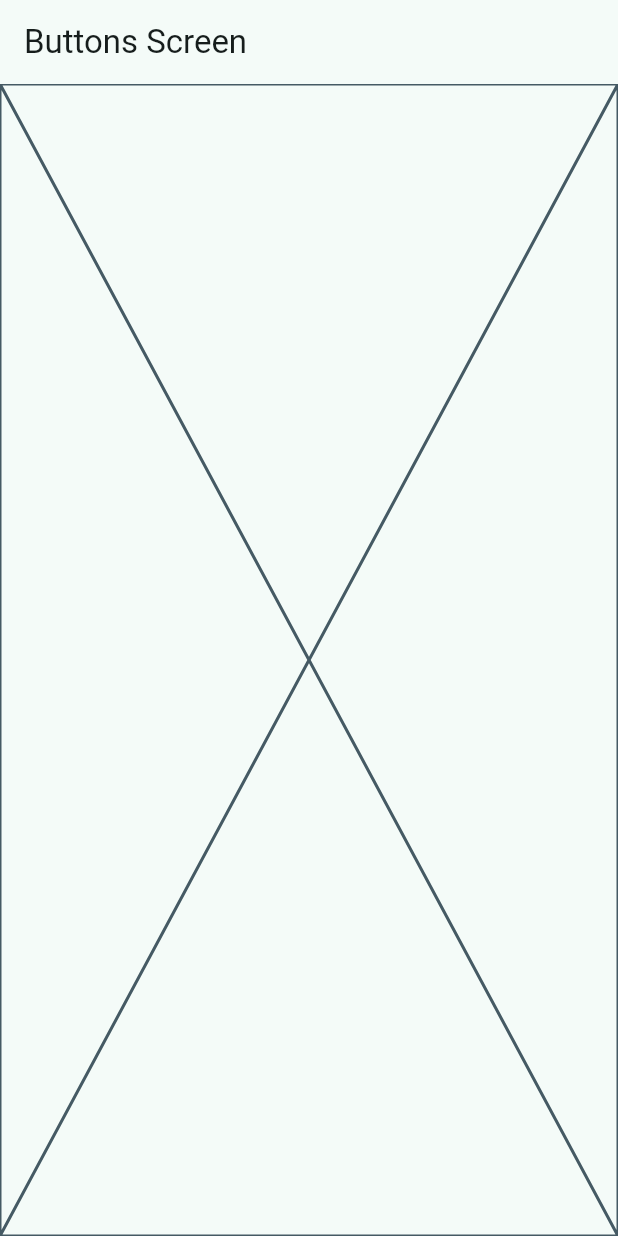
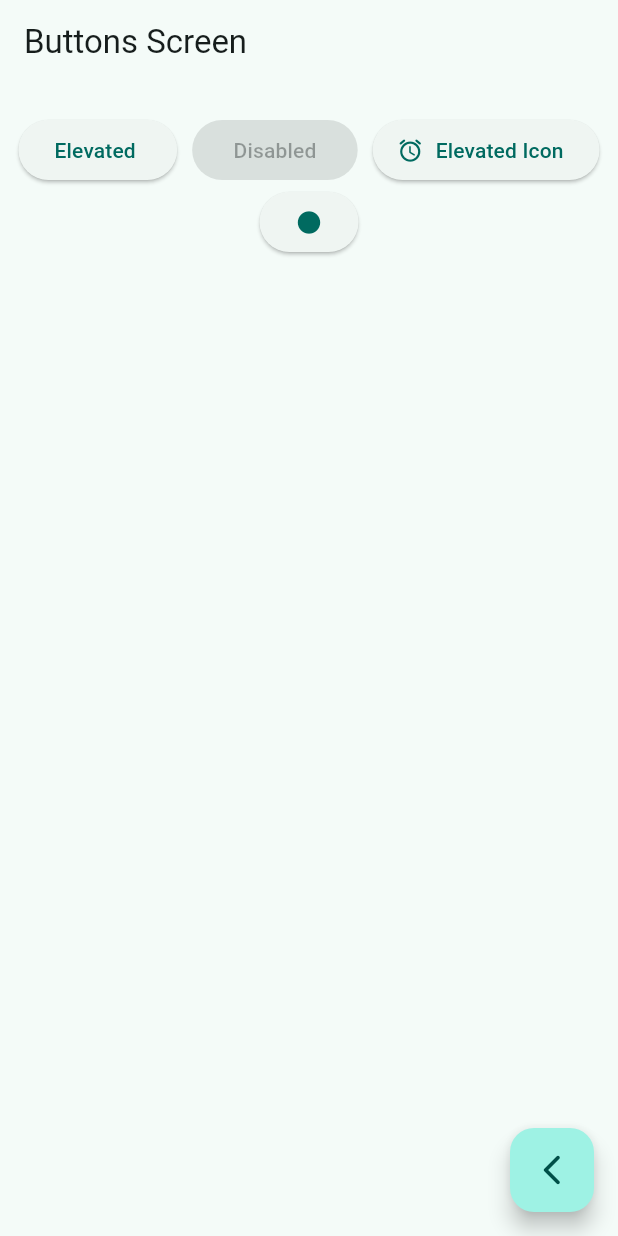
Before and after one commit to c90Beretta/widgets_sexmode, a Flutter app: the ButtonsScreen screen opened by its route, on a phone screen of 412 x 824 dp. Run offline on Flutter 3.47's test engine with Material 3 defaults, Android fonts, the light colour scheme and no system bars; our stand-ins replace go_router.

Commit message:
Pruebas de Botones

```diff
--- a/lib/presentation/Screens/buttons/buttons_screen.dart
+++ b/lib/presentation/Screens/buttons/buttons_screen.dart
@@ -1,4 +1,5 @@
 import 'package:flutter/material.dart';
+import 'package:go_router/go_router.dart';
 class ButtonsScreen extends StatelessWidget {
   const ButtonsScreen({super.key});
 static const String name = "buttons_screen";
@@ -9,7 +10,46 @@ static const String name = "buttons_screen";
       appBar: AppBar(
         title: const Text("Buttons Screen"),
       ),
-      body: const Placeholder(),
+      body: const BottonsView(),
+      floatingActionButton: FloatingActionButton(
+        child: const Icon(Icons.arrow_back_ios_new_rounded),
+        onPressed: () {
+          context.pop();
+        }, ),
     );
   }
 }
+
+class BottonsView extends StatelessWidget {
+static const test = Icons.circle;
+  const BottonsView({
+    super.key,
+  });
+
+
+  @override
+  Widget build(BuildContext context) {
+    return  SizedBox(
+      width: double.infinity,
+      child: Padding(padding: const EdgeInsets.symmetric(horizontal: 10, vertical: 20),
+        child: Wrap(
+          spacing: 10,
+          alignment: WrapAlignment.center,
+          children: [
+            ElevatedButton(onPressed: () {}, child: const Text("Elevated ")),
+            const ElevatedButton(onPressed: null, child:  Text(" Disabled ")),
+
+             ElevatedButton.icon(onPressed: () {},
+             icon: const Icon(Icons.access_alarm_rounded),label: const Text("Elevated Icon")),
+             // ignore: prefer_typing_uninitialized_variables
+             ElevatedButton(onPressed: () { var test;
+              // ignore: void_checks
+              return test;},
+             child: const Icon(Icons.circle_rounded),)
+
+            ],
+        ),
+      ),
+    );
+  }
+}
```
